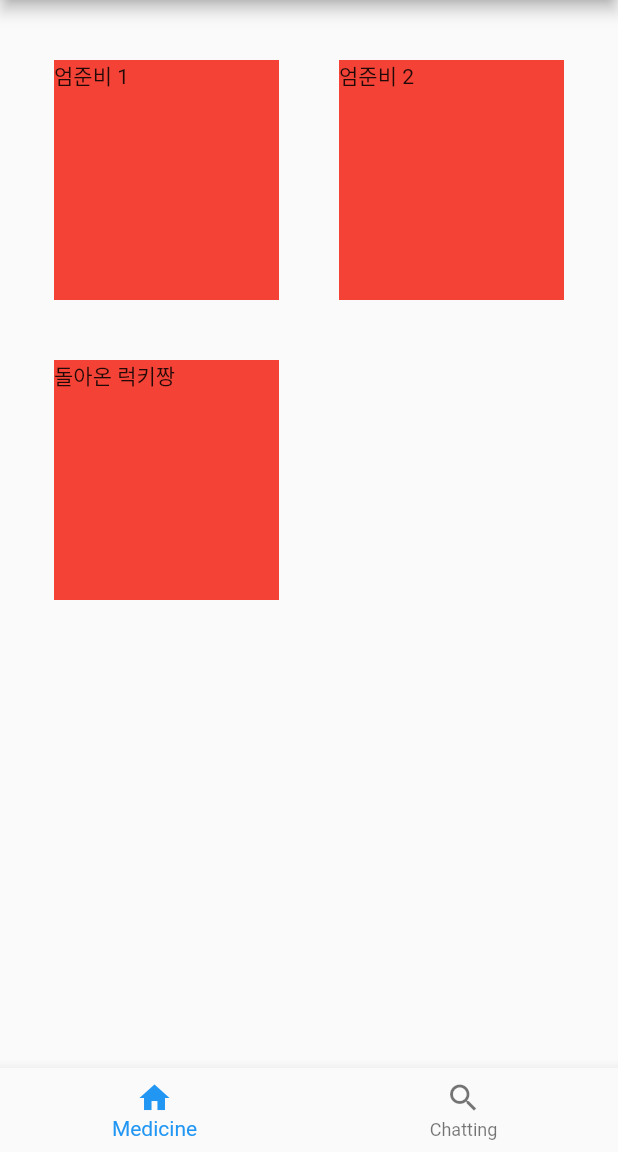
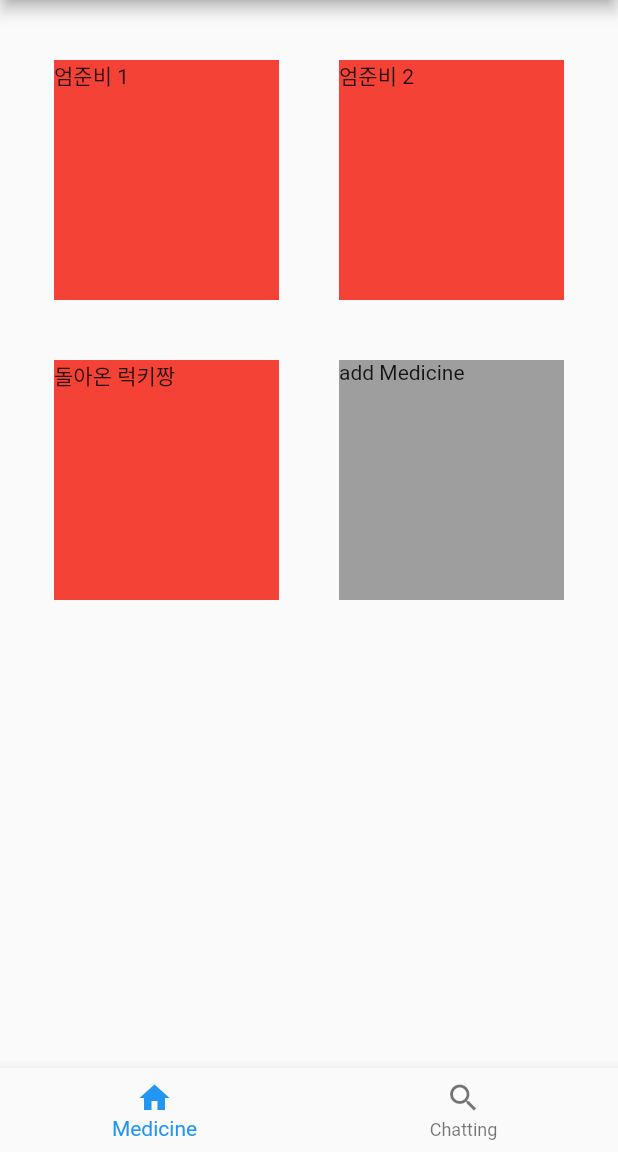
Before and after one commit to LGTM-CNU/Vita-App, a Flutter app: the MainScreen screen opened by its route, on a phone screen of 412 x 824 dp, the part 84-1236 px from its top. Run offline on Flutter 3.47's test engine with Material 2 defaults, Android fonts, the phone set to English and light mode, and no system bars; our stand-ins replace shared_preferences; accounts and stored records are empty.

Commit message:
feat: 새로운 복약 알림 등록 스크린 구현

```diff
--- a/lib/Widget/Medicine.dart
+++ b/lib/Widget/Medicine.dart
@@ -1,5 +1,7 @@
 import 'package:flutter/material.dart';
+
 import 'package:vita/Widget/MedicineCard.dart';
+import 'package:vita/Screen/NewMedicine.dart';
 
 class MedicineWidget extends StatefulWidget {
   @override
@@ -27,7 +29,21 @@ class _MedicineWidgetState extends State<MedicineWidget>{
                     children: [
                       for (var title in medicines)...[
                         MedicineCard(title: title)
-                      ]
+                      ],
+                      InkWell(
+                        onTap: () {
+                          Navigator.of(context).pushNamed('/new_medicine');
+                        },
+                        child: Padding(
+                          padding: EdgeInsets.all(10),
+                          child:
+                            Container(
+                            width: 150,
+                            height: 160,
+                            color: Colors.grey,
+                            child: Text("add Medicine")
+                        )),
+                      )
                     ],
                   )
               )
--- a/lib/Widget/MedicineCard.dart
+++ b/lib/Widget/MedicineCard.dart
@@ -1,5 +1,4 @@
 import 'package:flutter/material.dart';
-import 'package:shared_preferences/shared_preferences.dart';
 
 class MedicineCard extends StatefulWidget {
   const MedicineCard({Key? key, required this.title}): super(key: key);
--- a/lib/main.dart
+++ b/lib/main.dart
@@ -1,8 +1,9 @@
 import 'package:flutter/material.dart';
 
-import './Screen/Login.dart';
-import './Screen/Main.dart';
-import './Screen/Splash.dart';
+import 'package:vita/Screen/NewMedicine.dart';
+import 'package:vita/Screen/Login.dart';
+import 'package:vita/Screen/Main.dart';
+import 'package:vita/Screen/Splash.dart';
 
 void main() {
   runApp(MyApp());
@@ -19,6 +20,7 @@ class MyApp extends StatelessWidget {
       routes: {
         '/login': (context) => LoginScreen(),
         '/main': (context) => MainScreen(),
+        '/new_medicine': (context) => NewMedicine(),
       },
       theme: ThemeData(
         primarySwatch: Colors.orange,
```
Also changed, not shown: lib/Screen/NewMedicine.dart (added, +23 -0 lines).
